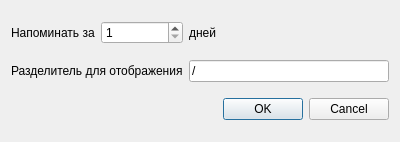
First picture: the form in settingswindow.ui, repository KloinTiinn/TheirBirthday, before the edit.
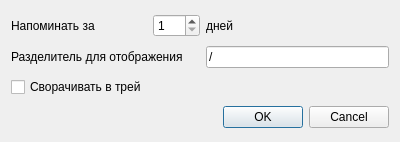
Second picture: the form after the edit.

The edit to the form file:
```diff
--- a/settingswindow.ui
+++ b/settingswindow.ui
@@ -38,7 +38,7 @@
      </property>
     </widget>
    </item>
-   <item row="2" column="3">
+   <item row="3" column="3">
     <widget class="QDialogButtonBox" name="buttonBox">
      <property name="orientation">
       <enum>Qt::Horizontal</enum>
@@ -65,6 +65,13 @@
      </property>
     </widget>
    </item>
+   <item row="2" column="1">
+    <widget class="QCheckBox" name="checkBox">
+     <property name="text">
+      <string>Сворачивать в трей</string>
+     </property>
+    </widget>
+   </item>
   </layout>
  </widget>
  <resources/>
```
